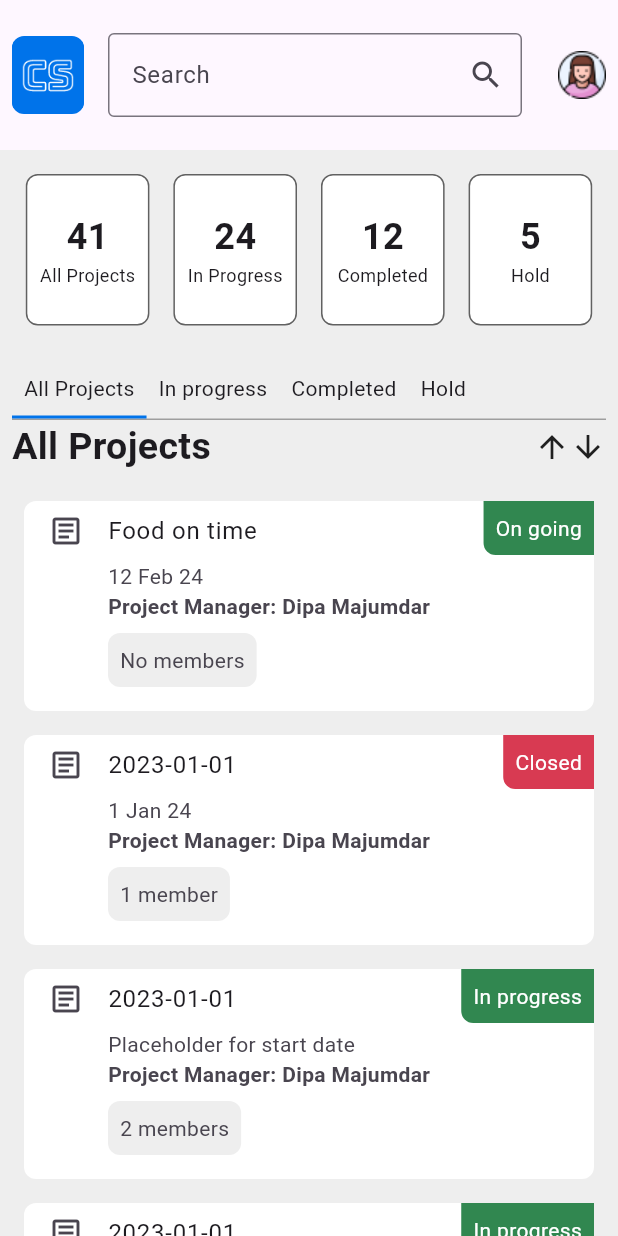
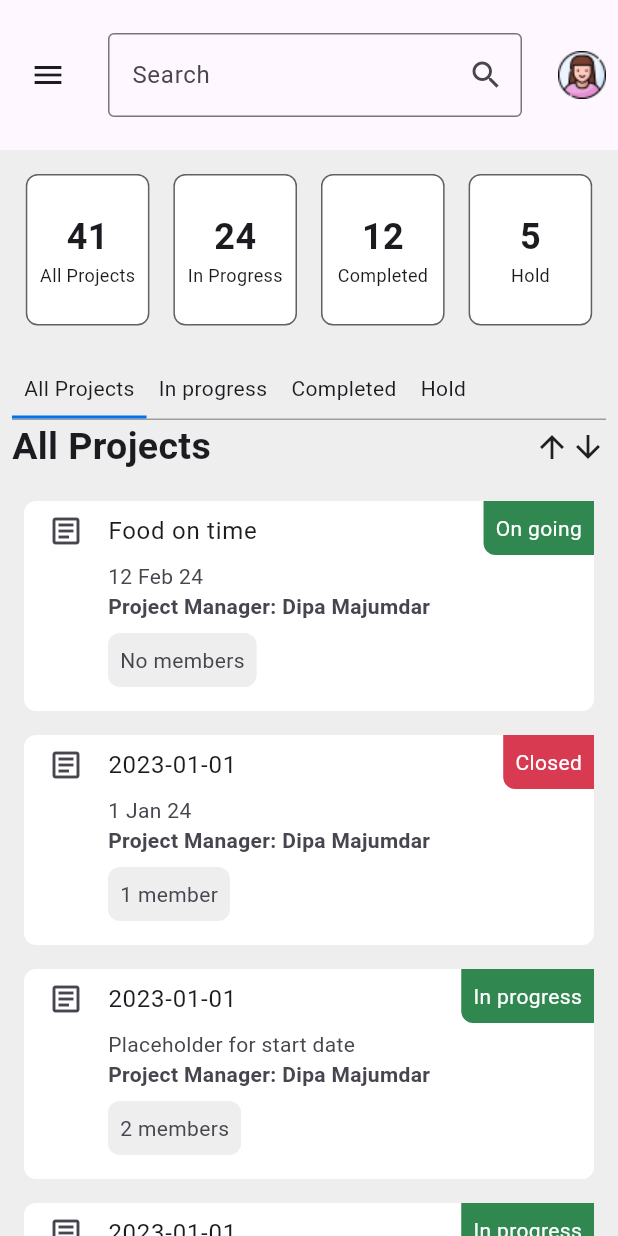
Before and after one commit to AtanuPanja/project3_customer_success_platform, a Flutter app: the screen it shows after launch, on a phone screen of 412 x 824 dp. Run offline on Flutter 3.47's test engine with Material 3 defaults, Android fonts, the light colour scheme and no system bars; our stand-ins replace popover.

Commit message:
Menu icon changed
Replaced the app icon with the
conventional menu icon, for drawer

```diff
--- a/lib/screens/home_screen_layout.dart
+++ b/lib/screens/home_screen_layout.dart
@@ -72,13 +72,14 @@ class _HomeScreenState extends State<HomeScreen> {
             builder: (context) => InkWell(
               child: Container(
                 decoration: BoxDecoration(
-                  color: const Color.fromARGB(255, 0, 115, 234),
+                  // color: const Color.fromARGB(255, 0, 115, 234),
                   borderRadius: BorderRadius.circular(8.0),
-                  image: const DecorationImage(
-                    image: AssetImage('assets/images/logo.png'),
-                    fit: BoxFit.contain,
-                  ),
+                  // image: const DecorationImage(
+                  //   image: AssetImage('assets/images/logo.png'),
+                  //   fit: BoxFit.contain,
+                  // ),
                 ),
+                child: Icon(Icons.menu),
               ),
               onTap: () {
                 Scaffold.of(context).openDrawer();
```
